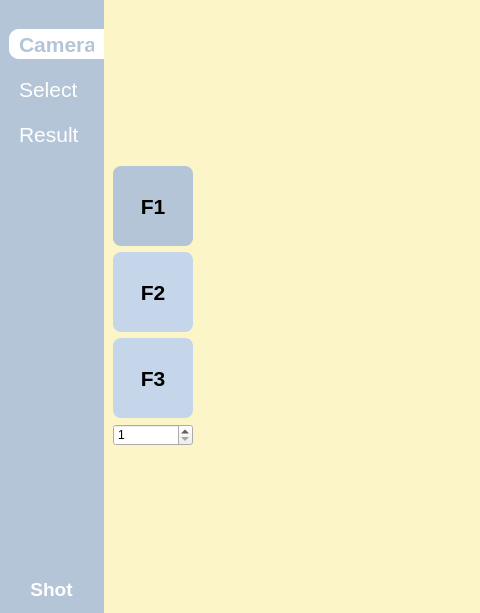
Old version of the form ui/main_window.ui in the repository gusdls/daegun-four-cut; both pictures show x 0 to 480 and y 0 to 613 of the 1097 by 613 pixel window.
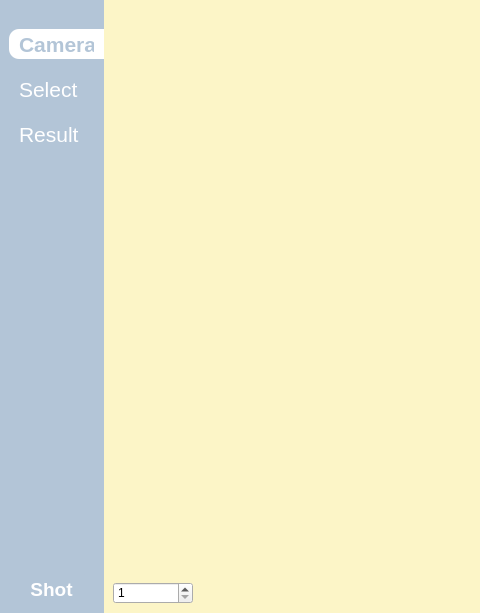
New version of the form. The open tabs and pages were chosen to show the change. Icons and pictures are not drawn.

Patch:
```diff
--- a/ui/main_window.ui
+++ b/ui/main_window.ui
@@ -274,103 +274,32 @@
                  <enum>QLayout::SizeConstraint::SetDefaultConstraint</enum>
                 </property>
                 <item>
-                 <widget class="QPushButton" name="filterButton_1">
-                  <property name="minimumSize">
-                   <size>
-                    <width>80</width>
-                    <height>80</height>
-                   </size>
+                 <spacer name="verticalSpacer_3">
+                  <property name="orientation">
+                   <enum>Qt::Orientation::Vertical</enum>
                   </property>
-                  <property name="maximumSize">
+                  <property name="sizeHint" stdset="0">
                    <size>
-                    <width>80</width>
-                    <height>80</height>
+                    <width>20</width>
+                    <height>40</height>
                    </size>
                   </property>
-                  <property name="font">
-                   <font>
-                    <pointsize>16</pointsize>
-                    <bold>true</bold>
-                   </font>
-                  </property>
-                  <property name="text">
-                   <string>F1</string>
-                  </property>
-                  <property name="checkable">
-                   <bool>true</bool>
-                  </property>
-                  <property name="checked">
-                   <bool>true</bool>
-                  </property>
-                  <property name="autoExclusive">
-                   <bool>true</bool>
-                  </property>
-                 </widget>
-                </item>
-                <item>
-                 <widget class="QPushButton" name="filterButton_2">
-                  <property name="minimumSize">
-                   <size>
-                    <width>80</width>
-                    <height>80</height>
-                   </size>
-                  </property>
-                  <property name="maximumSize">
-                   <size>
-                    <width>80</width>
-                    <height>80</height>
-                   </size>
-                  </property>
-                  <property name="font">
-                   <font>
-                    <pointsize>16</pointsize>
-                    <bold>true</bold>
-                   </font>
-                  </property>
-                  <property name="text">
-                   <string>F2</string>
-                  </property>
-                  <property name="checkable">
-                   <bool>true</bool>
-                  </property>
-                  <property name="autoExclusive">
-                   <bool>true</bool>
-                  </property>
-                 </widget>
-                </item>
-                <item>
-                 <widget class="QPushButton" name="filterButton_3">
-                  <property name="minimumSize">
-                   <size>
-                    <width>80</width>
-                    <height>80</height>
-                   </size>
-                  </property>
-                  <property name="maximumSize">
-                   <size>
-                    <width>80</width>
-                    <height>80</height>
-                   </size>
-                  </property>
-                  <property name="font">
-                   <font>
-                    <pointsize>16</pointsize>
-                    <bold>true</bold>
-                   </font>
-                  </property>
-                  <property name="text">
-                   <string>F3</string>
-                  </property>
-                  <property name="checkable">
-                   <bool>true</bool>
-                  </property>
-                  <property name="autoExclusive">
-                   <bool>true</bool>
-                  </property>
-                 </widget>
+                 </spacer>
                 </item>
                 <item>
                  <widget class="QSpinBox" name="copyCountInput">
+                  <property name="sizePolicy">
+                   <sizepolicy hsizetype="Minimum" vsizetype="Fixed">
+                    <horstretch>0</horstretch>
+                    <verstretch>0</verstretch>
+                   </sizepolicy>
+                  </property>
+                  <property name="minimumSize">
+                   <size>
+                    <width>80</width>
+                    <height>0</height>
+                   </size>
+                  </property>
                   <property name="wrapping">
                    <bool>false</bool>
                   </property>
```
